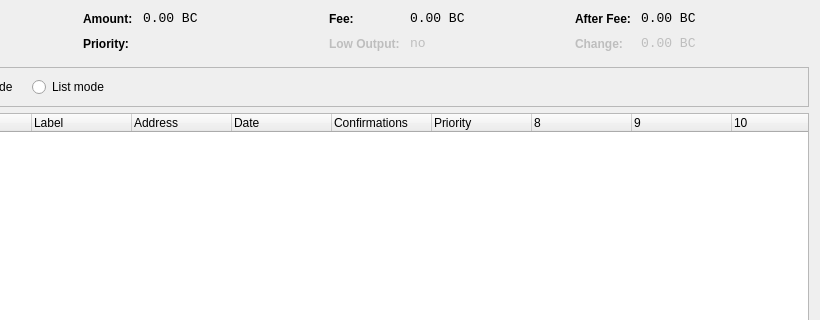
Old version of the form src/qt/forms/coincontroldialog.ui in the repository Azotroph/sequencecoin; both pictures show x 180 to 1000 and y 0 to 320 of the 1000 by 500 pixel window.
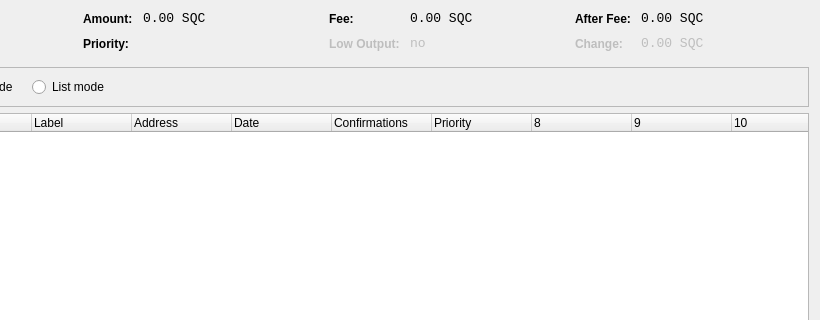
New version of the form. Custom widgets are drawn as their Qt base class.

Diff of the .ui file:
```diff
--- a/src/qt/forms/coincontroldialog.ui
+++ b/src/qt/forms/coincontroldialog.ui
@@ -141,7 +141,7 @@
           <enum>Qt::ActionsContextMenu</enum>
          </property>
          <property name="text">
-          <string>0.00 BC</string>
+          <string>0.00 SQC</string>
          </property>
          <property name="textInteractionFlags">
           <set>Qt::LinksAccessibleByMouse|Qt::TextSelectableByKeyboard|Qt::TextSelectableByMouse</set>
@@ -221,7 +221,7 @@
           <enum>Qt::ActionsContextMenu</enum>
          </property>
          <property name="text">
-          <string>0.00 BC</string>
+          <string>0.00 SQC</string>
          </property>
          <property name="textInteractionFlags">
           <set>Qt::LinksAccessibleByMouse|Qt::TextSelectableByKeyboard|Qt::TextSelectableByMouse</set>
@@ -307,7 +307,7 @@
           <enum>Qt::ActionsContextMenu</enum>
          </property>
          <property name="text">
-          <string>0.00 BC</string>
+          <string>0.00 SQC</string>
          </property>
          <property name="textInteractionFlags">
           <set>Qt::LinksAccessibleByMouse|Qt::TextSelectableByKeyboard|Qt::TextSelectableByMouse</set>
@@ -345,7 +345,7 @@
           <enum>Qt::ActionsContextMenu</enum>
          </property>
          <property name="text">
-          <string>0.00 BC</string>
+          <string>0.00 SQC</string>
          </property>
          <property name="textInteractionFlags">
           <set>Qt::LinksAccessibleByMouse|Qt::TextSelectableByKeyboard|Qt::TextSelectableByMouse</set>
```
